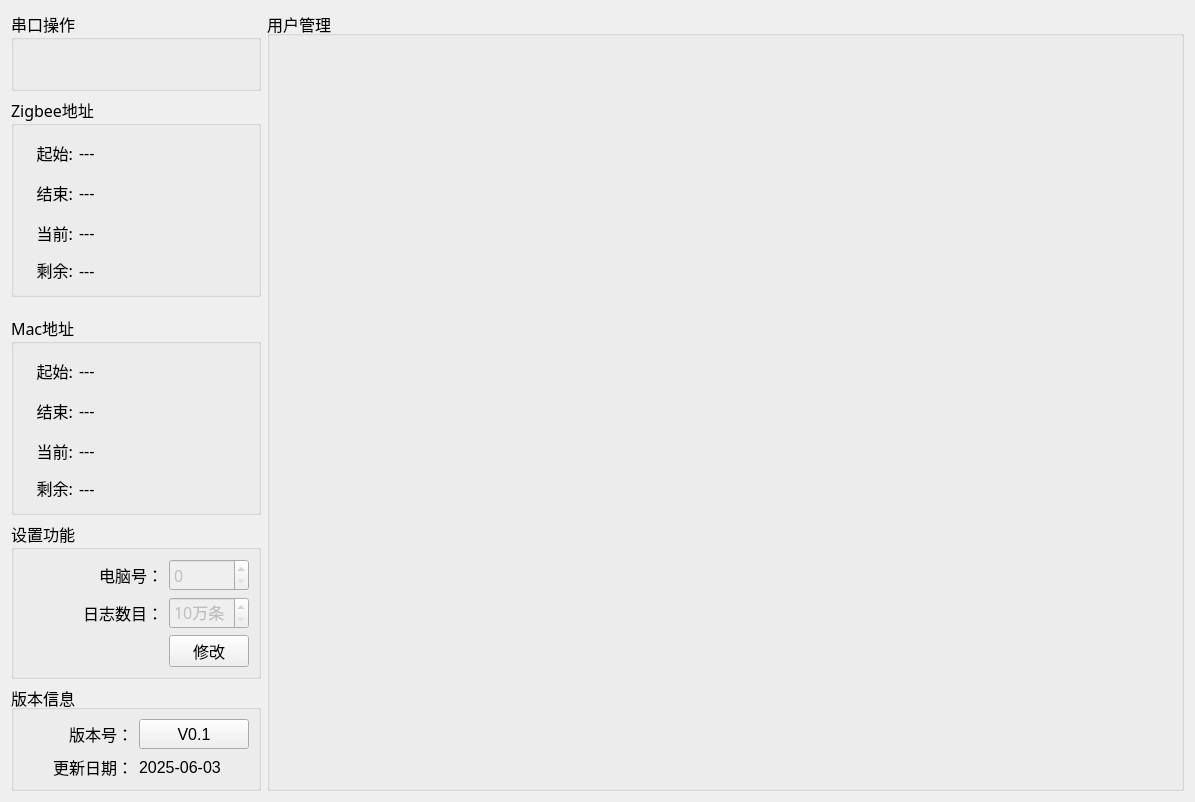
The window that MVP-Tool/setups/setup_mainwid.ui (ChinaClever/MVP-Tool) describes before a commit, drawn with Qt 5.
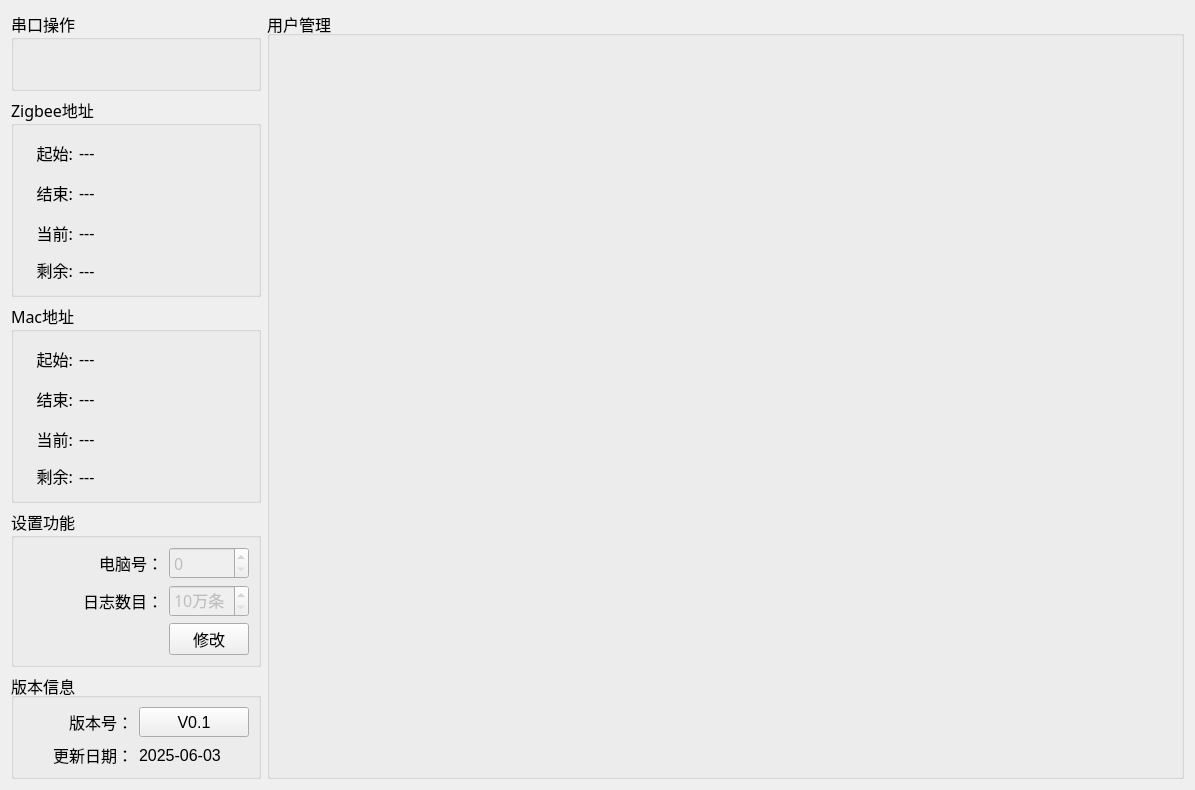
The same window after the commit.

Patch:
```diff
--- a/MVP-Tool/setups/setup_mainwid.ui
+++ b/MVP-Tool/setups/setup_mainwid.ui
@@ -57,39 +57,7 @@
      </layout>
     </widget>
    </item>
-   <item row="0" column="1" rowspan="7">
-    <widget class="QGroupBox" name="groupBox_5">
-     <property name="font">
-      <font>
-       <pointsize>12</pointsize>
-      </font>
-     </property>
-     <property name="title">
-      <string>用户管理</string>
-     </property>
-     <layout class="QGridLayout" name="gridLayout_4">
-      <property name="leftMargin">
-       <number>0</number>
-      </property>
-      <property name="topMargin">
-       <number>0</number>
-      </property>
-      <property name="rightMargin">
-       <number>0</number>
-      </property>
-      <item row="0" column="0">
-       <widget class="QStackedWidget" name="stackedWid">
-        <property name="font">
-         <font>
-          <pointsize>12</pointsize>
-         </font>
-        </property>
-       </widget>
-      </item>
-     </layout>
-    </widget>
-   </item>
-   <item row="6" column="0">
+   <item row="4" column="0">
     <widget class="QGroupBox" name="groupBox">
      <property name="maximumSize">
       <size>
@@ -169,7 +137,7 @@
      </layout>
     </widget>
    </item>
-   <item row="5" column="0">
+   <item row="3" column="0">
     <widget class="QGroupBox" name="groupBox_2">
      <property name="minimumSize">
       <size>
@@ -298,7 +266,39 @@
      </layout>
     </widget>
    </item>
-   <item row="4" column="0">
+   <item row="0" column="1" rowspan="5">
+    <widget class="QGroupBox" name="groupBox_5">
+     <property name="font">
+      <font>
+       <pointsize>12</pointsize>
+      </font>
+     </property>
+     <property name="title">
+      <string>用户管理</string>
+     </property>
+     <layout class="QGridLayout" name="gridLayout_4">
+      <property name="leftMargin">
+       <number>0</number>
+      </property>
+      <property name="topMargin">
+       <number>0</number>
+      </property>
+      <property name="rightMargin">
+       <number>0</number>
+      </property>
+      <item row="0" column="0">
+       <widget class="QStackedWidget" name="stackedWid">
+        <property name="font">
+         <font>
+          <pointsize>12</pointsize>
+         </font>
+        </property>
+       </widget>
+      </item>
+     </layout>
+    </widget>
+   </item>
+   <item row="2" column="0">
     <widget class="QGroupBox" name="groupBox_4">
      <property name="maximumSize">
       <size>
```
